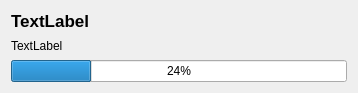
First picture: the form in forms/taskview.ui, repository Quirtel/DiskAnalyzer, before the edit.
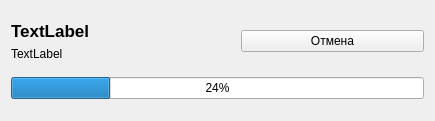
Second picture: the form after the edit.

The edit to the form file:
```diff
--- a/forms/taskview.ui
+++ b/forms/taskview.ui
@@ -6,8 +6,8 @@
    <rect>
     <x>0</x>
     <y>0</y>
-    <width>358</width>
-    <height>93</height>
+    <width>435</width>
+    <height>121</height>
    </rect>
   </property>
   <property name="windowTitle">
@@ -15,7 +15,7 @@
   </property>
   <layout class="QGridLayout" name="gridLayout">
    <item row="0" column="0">
-    <layout class="QVBoxLayout" name="verticalLayout_2">
+    <layout class="QHBoxLayout" name="horizontalLayout">
      <item>
       <layout class="QVBoxLayout" name="verticalLayout">
        <item>
@@ -42,14 +42,37 @@
       </layout>
      </item>
      <item>
-      <widget class="QProgressBar" name="progressBar">
-       <property name="value">
-        <number>24</number>
+      <spacer name="horizontalSpacer">
+       <property name="orientation">
+        <enum>Qt::Horizontal</enum>
+       </property>
+       <property name="sizeType">
+        <enum>QSizePolicy::Fixed</enum>
+       </property>
+       <property name="sizeHint" stdset="0">
+        <size>
+         <width>40</width>
+         <height>20</height>
+        </size>
+       </property>
+      </spacer>
+     </item>
+     <item>
+      <widget class="QPushButton" name="pushButton_cancel">
+       <property name="text">
+        <string>Отмена</string>
        </property>
       </widget>
      </item>
     </layout>
    </item>
+   <item row="1" column="0">
+    <widget class="QProgressBar" name="progressBar">
+     <property name="value">
+      <number>24</number>
+     </property>
+    </widget>
+   </item>
   </layout>
  </widget>
  <resources/>
```
Left out of the diff: 4 changed lines with no effect on the pictures.
